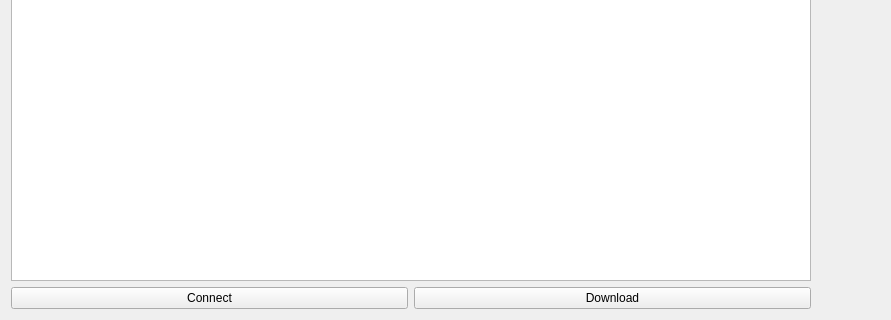
Above: Form.ui from polmonroig/calendar_api before the change; both pictures show x 0 to 891 and y 195 to 515 of the 1253 by 515 pixel window. Below: the same form after it.
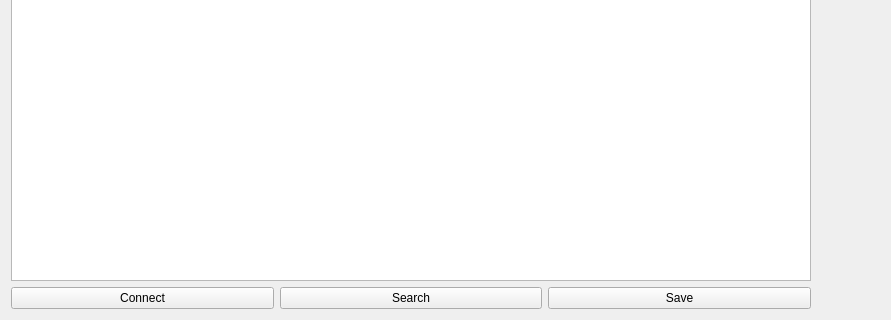
That is the form after the change. Custom widgets are drawn as their Qt base class.

Patch:
```diff
--- a/Form.ui
+++ b/Form.ui
@@ -88,7 +88,14 @@
          <item>
           <widget class="QPushButton" name="pushButton_2">
            <property name="text">
-            <string>Download</string>
+            <string>Search</string>
+           </property>
+          </widget>
+         </item>
+         <item>
+          <widget class="QPushButton" name="pushButton_3">
+           <property name="text">
+            <string>Save</string>
            </property>
           </widget>
          </item>
```
Left out of the diff: 61 changed lines with no effect on the pictures.
